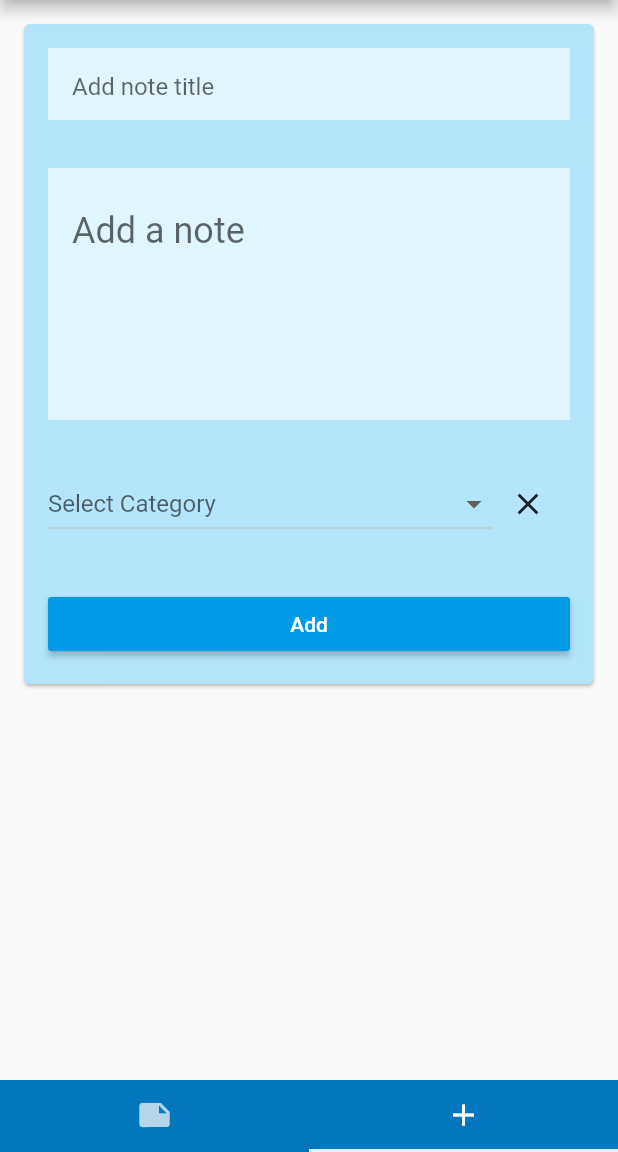
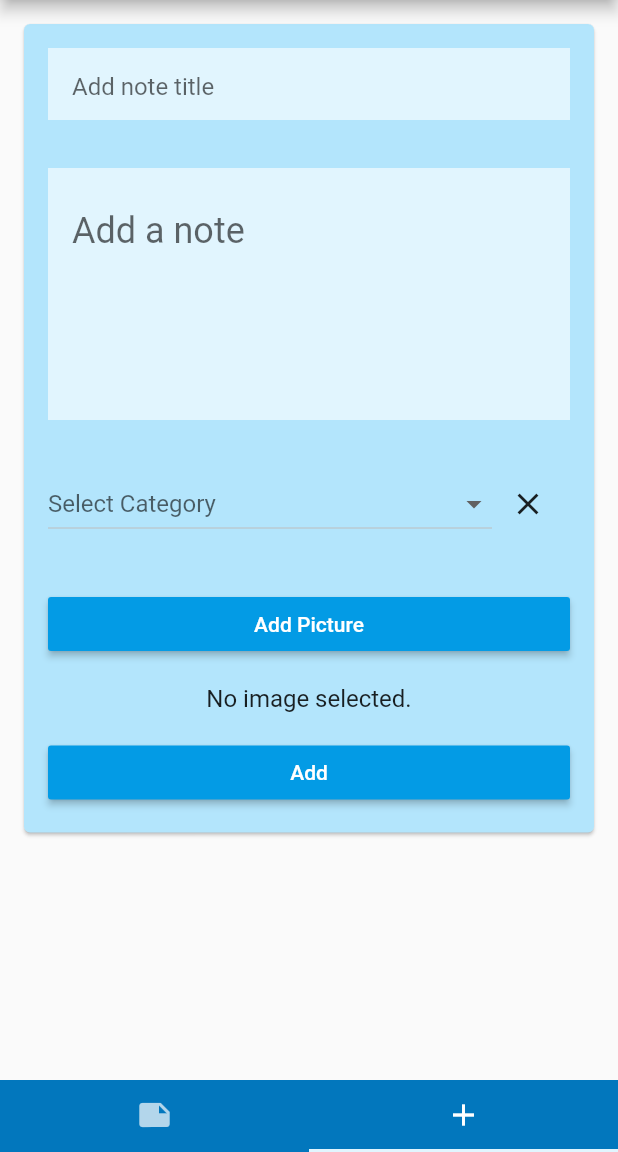
Before and after one commit to hananAlaskar/notes, a Flutter app: the screen it shows after launch, tab 2 chosen, on a phone screen of 412 x 824 dp, the part 84-1236 px from its top. Run offline on Flutter 3.47's test engine with Material 2 defaults, Android fonts, the phone set to English and light mode, and no system bars; our stand-ins replace flutter_linkify, image_picker, shared_preferences, sqflite; accounts and stored records are empty; Roboto replaces fonts that are missing (Georgia, Hind).

Commit message:
add note picture

```diff
--- a/lib/main.dart
+++ b/lib/main.dart
@@ -1,6 +1,6 @@
 import 'package:flutter/material.dart';
 import 'pages/HomePage.dart';
-import  'ui_utility/MyTheme.dart';
+import 'uitility/ui_utility/MyTheme.dart';
 
 
 void main() => runApp(MyApp());
--- a/lib/pages/AddNotePage.dart
+++ b/lib/pages/AddNotePage.dart
@@ -1,9 +1,14 @@
+import 'dart:io';
+
 import 'package:flutter/material.dart';
 import 'package:notes_app/model/Note.dart';
 import 'package:notes_app/model/NoteCategory.dart';
 import 'package:notes_app/model/database_helper.dart';
 import 'package:notes_app/pages/CategoryDropdownButton.dart';
 import 'package:notes_app/pages/NotePage.dart';
+import 'dart:async';
+import 'package:notes_app/uitility/ImageUtility.dart';
+import 'package:image_picker/image_picker.dart';
 
 class AddNotePage extends StatefulWidget {
   AddNotePage({Key key}) : super(key: key);
@@ -21,10 +26,11 @@ class _AddNotePageState extends State<AddNotePage> {
 
   NoteCategory _selectedNoteCategory;
 
+  File _imageURI;
+
   @override
   void initState() {
     super.initState();
-
   }
 
   @override
@@ -46,6 +52,8 @@ class _AddNotePageState extends State<AddNotePage> {
               getAddNoteTitleInputTextContainer(),
               getAddNoteContainInputTextContainer(),
               getCategoryRow(),
+              addPictureButtonContainer(),
+              getSelectedImage(),
               addNoteButtonContainer(),
             ],
           ),
@@ -59,9 +67,7 @@ class _AddNotePageState extends State<AddNotePage> {
   }
 
   Container getAddNoteContainInputTextContainer() {
-
     return getAddNoteInputTextContainer(getNoteInputTextField());
-
   }
 
   Container getAddNoteInputTextContainer(inputTextField) {
@@ -75,7 +81,6 @@ class _AddNotePageState extends State<AddNotePage> {
       child: inputTextField,
     );
   }
-
 
   TextField getNoteTitleInputTextField() {
     return TextField(
@@ -95,14 +100,10 @@ class _AddNotePageState extends State<AddNotePage> {
     );
   }
 
-
   TextField getInputTextField(
       maxLines, fontSize, fontHeight, hint, inputController) {
     return TextField(
       maxLines: maxLines,
-      style: new TextStyle(
-
-          fontSize: fontSize, height: fontHeight, color: Colors.black),
       decoration: getInputDecoration(hint),
       controller: inputController,
     );
@@ -110,6 +111,106 @@ class _AddNotePageState extends State<AddNotePage> {
 
   InputDecoration getInputDecoration(hint) {
     return InputDecoration(border: InputBorder.none, hintText: hint);
+  }
+
+  void clearAddNoteInput() {
+    addNoteInputController.text = '';
+    addNoteTitleInputController.text = '';
+  }
+
+  void savePicture(int noteId, Note note) {
+    if (_imageURI != null) {
+      ImageUtility.saveImageToPreferences(noteId.toString(),
+          ImageUtility.base64String(_imageURI.readAsBytesSync()));
+    }
+
+    navigateToNote(note);
+  }
+
+  void navigateToNote(Note note) async {
+    await Navigator.push(context, MaterialPageRoute(builder: (context) {
+      return NotePage(note);
+    }));
+  }
+
+  getCategoryRow() {
+    return Container(
+        padding: EdgeInsets.all(16.0),
+        child: Row(
+          children: <Widget>[
+            getCategoryDropdownButton(),
+            getClearCategoryButton(),
+          ],
+        ));
+  }
+
+  getCategoryDropdownButton() {
+    return Container(
+        alignment: Alignment.topCenter,
+        child: DropdownButton<NoteCategory>(
+            hint: Text("Select Category"),
+            value: _selectedNoteCategory,
+            onChanged: (NoteCategory noteCategory) {
+              categoryDropdownOnChanged(noteCategory);
+            },
+            items: CategoryDropdownButton.getCategoryDropdownButtonItems(
+                context, 140)));
+  }
+
+  categoryDropdownOnChanged(noteCategory) {
+    setState(() {
+      _selectedNoteCategory = noteCategory;
+    });
+  }
+
+  getClearCategoryButton() {
+    return IconButton(
+      icon: Icon(Icons.clear),
+      onPressed: () {
+        setState(() {
+          _selectedNoteCategory = null;
+        });
+      },
+    );
+  }
+
+  Container addPictureButtonContainer() {
+    final Size screenSize = MediaQuery.of(context).size;
+
+    return Container(
+      width: screenSize.width,
+      margin: EdgeInsets.all(16.0),
+      child: getAddPictureRaisedButton(),
+    );
+  }
+
+  RaisedButton getAddPictureRaisedButton() {
+    return RaisedButton(
+      child: getAddPictureText(),
+      onPressed: () => getImageFromGallery(),
+    );
+  }
+
+  Text getAddPictureText() {
+    return Text(
+      'Add Picture',
+      style: Theme.of(context).textTheme.button,
+    );
+  }
+
+  Future getImageFromGallery() async {
+    var image = await ImagePicker.pickImage(source: ImageSource.gallery);
+
+    setState(() {
+      _imageURI = image;
+    });
+  }
+
+  Widget getSelectedImage() {
+    if (_imageURI == null)
+      return Text('No image selected.');
+    else
+      return Image.file(_imageURI, width: 120, height: 100);
   }
 
   Container addNoteButtonContainer() {
@@ -133,14 +234,20 @@ class _AddNotePageState extends State<AddNotePage> {
     return Text(
       'Add',
       style: Theme.of(context).textTheme.button,
-
     );
   }
 
   void _addNote() async {
     Note note = createNote();
-    await helper.insertNote(note);
-    navigateToNote(note);
+
+    int result = await helper.insertNote(note);
+
+    if (result != 0) {
+      int noteId = await helper.getNoteId(note);
+
+      if (noteId != 0) savePicture(noteId, note);
+    }
+
     clearAddNoteInput();
   }
 
@@ -152,59 +259,4 @@ class _AddNotePageState extends State<AddNotePage> {
     return new Note(
         addNoteTitleInputController.text, addNoteInputController.text, -1);
   }
-
-  void clearAddNoteInput() {
-    addNoteInputController.text = '';
-    addNoteTitleInputController.text = '';
-  }
-
-  void navigateToNote(Note note) async {
-    await Navigator.push(context, MaterialPageRoute(builder: (context) {
-      return NotePage(note);
-    }));
-  }
-
-  getCategoryRow() {
-    return Container(
-        padding: EdgeInsets.all(16.0),
-        child: Row(
-          children: <Widget>[
-            getCategoryDropdownButton(),
-            getClearCategoryButton(),
-          ],
-        ));
-  }
-
-
-  getCategoryDropdownButton() {
-
-    return Container(
-        alignment: Alignment.topCenter,
-        child: DropdownButton<NoteCategory>(
-          hint: Text("Select Category"),
-          value: _selectedNoteCategory,
-          onChanged:(NoteCategory noteCategory){categoryDropdownOnChanged(noteCategory);},
-            items:CategoryDropdownButton.getCategoryDropdownButtonItems(context, 140))
-    );
-  }
-
-  categoryDropdownOnChanged(noteCategory){
-
-      setState(() {
-        _selectedNoteCategory = noteCategory;
-      });
-
-  }
-
-
-  getClearCategoryButton() {
-    return IconButton(
-      icon: Icon(Icons.clear),
-      onPressed: () {
-        setState(() {
-          _selectedNoteCategory = null;
-        });
-      },
-    );
-  }
 }
--- a/lib/pages/NoteListPage.dart
+++ b/lib/pages/NoteListPage.dart
@@ -2,7 +2,7 @@ import 'package:flutter/material.dart';
 import 'package:notes_app/model/NoteCategory.dart';
 import 'package:notes_app/pages/CategoryDropdownButton.dart';
 import 'package:notes_app/pages/NotePage.dart';
-import 'package:notes_app/ui_utility/UiUtility.dart';
+import 'package:notes_app/uitility/ui_utility/UiUtility.dart';
 import 'package:sqflite/sqflite.dart';
 import 'package:notes_app/model/Note.dart';
 import 'package:notes_app/model/database_helper.dart';
--- a/pubspec.yaml
+++ b/pubspec.yaml
@@ -31,6 +31,10 @@ dev_dependencies:
   path_provider: any
   flutter_linkify: ^3.1.0
   url_launcher: ^5.4.2
+  shared_preferences:
+  image_picker: ^0.6.3+4
+
+
 
 
 
@@ -48,6 +52,7 @@ flutter:
 
   assets:
     - data_rep/img/note.jpg
+    - data_rep/img/download.jpeg
   # To add assets to your application, add an assets section, like this:
   # assets:
   #  - images/a_dot_burr.jpeg
```
Also changed, not shown: lib/pages/NotePage.dart (+66 -23 lines), lib/uitility/ImageUtility.dart (added, +34 -0 lines), lib/uitility/ui_utility/GalleryItem.dart (added, +19 -0 lines), lib/uitility/ui_utility/MyTheme.dart (renamed from lib/ui_utility/MyTheme.dart), lib/uitility/ui_utility/UiUtility.dart (renamed from lib/ui_utility/UiUtility.dart), pubspec.lock, 2 other files.
